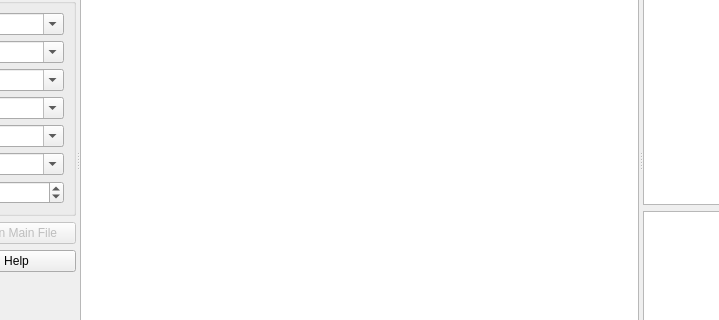
The window that widgets/control/control_deflection_of_beams.ui (ebrahimraeyat/civilTools) describes before a commit, drawn with Qt 5; both pictures show x 180 to 899 and y 152 to 472 of the 1282 by 623 pixel window.
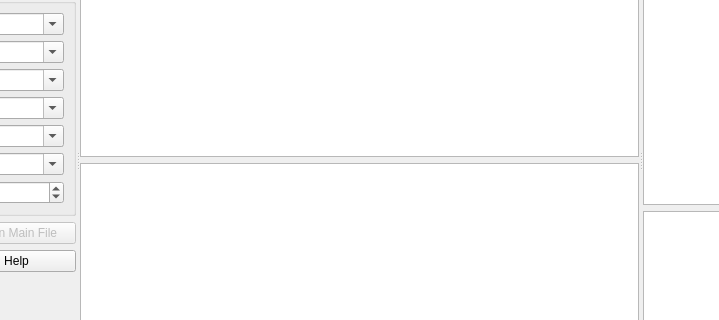
The same window after the commit. Icons and pictures are not drawn.

Commit message: Add label to beam deflection table

The edit to the form file:
```diff
--- a/widgets/control/control_deflection_of_beams.ui
+++ b/widgets/control/control_deflection_of_beams.ui
@@ -301,6 +301,34 @@
            <height>0</height>
           </size>
          </property>
+         <property name="selectionMode">
+          <enum>QAbstractItemView::SingleSelection</enum>
+         </property>
+         <property name="selectionBehavior">
+          <enum>QAbstractItemView::SelectRows</enum>
+         </property>
+         <property name="sortingEnabled">
+          <bool>true</bool>
+         </property>
+         <attribute name="verticalHeaderVisible">
+          <bool>false</bool>
+         </attribute>
+        </widget>
+       </item>
+       <item>
+        <widget class="QGraphicsView" name="graphicsview">
+         <property name="verticalScrollBarPolicy">
+          <enum>Qt::ScrollBarAlwaysOff</enum>
+         </property>
+         <property name="horizontalScrollBarPolicy">
+          <enum>Qt::ScrollBarAlwaysOff</enum>
+         </property>
+         <property name="sizeAdjustPolicy">
+          <enum>QAbstractScrollArea::AdjustToContents</enum>
+         </property>
+         <property name="renderHints">
+          <set>QPainter::Antialiasing</set>
+         </property>
         </widget>
        </item>
       </layout>
```
The commit also changes 2 other files.
